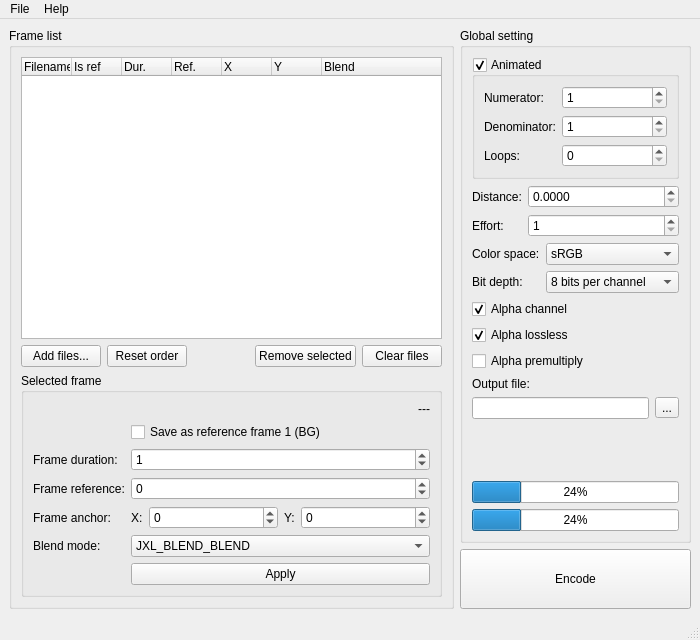
Qt form mainwindow.ui (kampidh/JXL-Frame-Stitcher) before a commit.
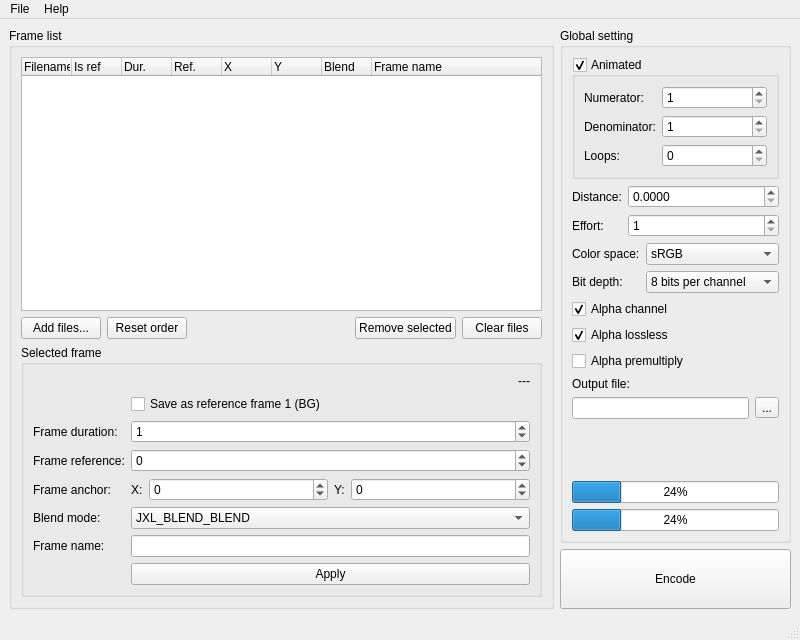
The same form after that commit.

Commit message: Add ability to write frame name

```diff
--- a/mainwindow.ui
+++ b/mainwindow.ui
@@ -6,13 +6,13 @@
    <rect>
     <x>0</x>
     <y>0</y>
-    <width>700</width>
+    <width>800</width>
     <height>640</height>
    </rect>
   </property>
   <property name="minimumSize">
    <size>
-    <width>700</width>
+    <width>750</width>
     <height>640</height>
    </size>
   </property>
@@ -115,6 +115,11 @@
            <string>Blend</string>
           </property>
          </column>
+         <column>
+          <property name="text">
+           <string>Frame name</string>
+          </property>
+         </column>
         </widget>
        </item>
        <item>
@@ -268,7 +273,7 @@
               </item>
              </widget>
             </item>
-            <item row="5" column="1">
+            <item row="6" column="1">
              <widget class="QPushButton" name="applyFrameBtn">
               <property name="text">
                <string>Apply</string>
@@ -328,6 +333,23 @@
               </property>
              </widget>
             </item>
+            <item row="5" column="1">
+             <widget class="QLineEdit" name="frameNameLine">
+              <property name="maxLength">
+               <number>1071</number>
+              </property>
+              <property name="clearButtonEnabled">
+               <bool>true</bool>
+              </property>
+             </widget>
+            </item>
+            <item row="5" column="0">
+             <widget class="QLabel" name="label_15">
+              <property name="text">
+               <string>Frame name:</string>
+              </property>
+             </widget>
+            </item>
            </layout>
           </item>
          </layout>
@@ -441,7 +463,7 @@
               <number>1</number>
              </property>
              <property name="maximum">
-              <number>11</number>
+              <number>10</number>
              </property>
             </widget>
            </item>
@@ -628,7 +650,7 @@
     <rect>
      <x>0</x>
      <y>0</y>
-     <width>700</width>
+     <width>800</width>
      <height>21</height>
     </rect>
    </property>
```
Left out of the diff: 13 changed lines with no effect on the pictures. The commit also changes 2 other files.
